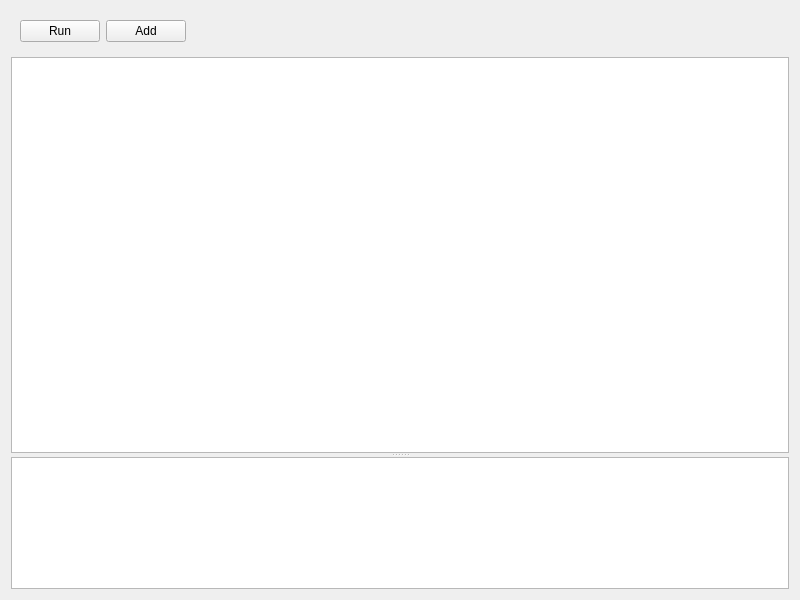
The window that uitester/ui/case_run/case_run.ui (IfengAutomation/uitester) describes before a commit, drawn with Qt 5.
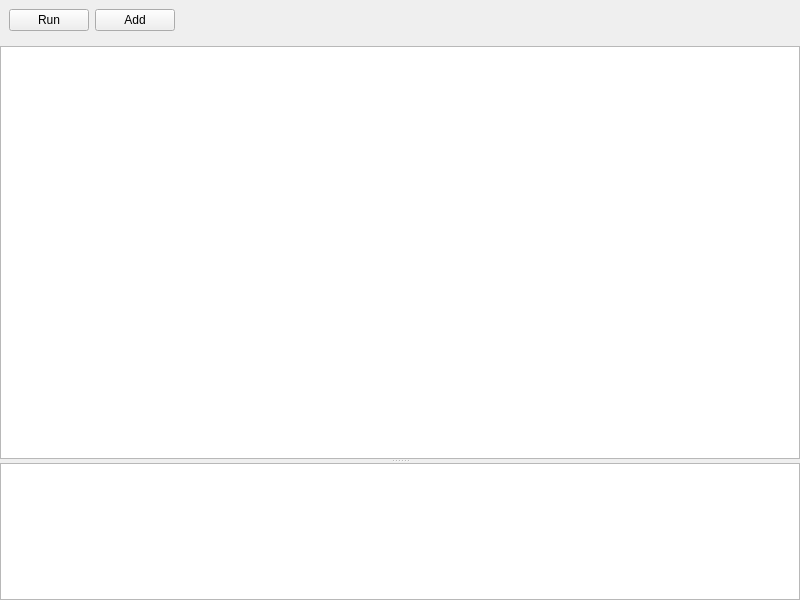
The same window after the commit. Icons and pictures are not drawn.

Commit message: add save and stop icon、case editor

The edit to the form file:
```diff
--- a/uitester/ui/case_run/case_run.ui
+++ b/uitester/ui/case_run/case_run.ui
@@ -20,6 +20,18 @@
    <string>Form</string>
   </property>
   <layout class="QVBoxLayout" name="verticalLayout">
+   <property name="leftMargin">
+    <number>0</number>
+   </property>
+   <property name="topMargin">
+    <number>0</number>
+   </property>
+   <property name="rightMargin">
+    <number>0</number>
+   </property>
+   <property name="bottomMargin">
+    <number>0</number>
+   </property>
    <item>
     <widget class="QWidget" name="widget" native="true">
      <layout class="QHBoxLayout" name="horizontalLayout_2">
@@ -90,8 +102,8 @@
       </property>
       <property name="font">
        <font>
-        <family>Courier</family>
-        <pointsize>12</pointsize>
+        <family>Agency FB</family>
+        <pointsize>9</pointsize>
        </font>
       </property>
      </widget>
```
Left out of the diff: 2 changed lines with no effect on the pictures. The commit also changes 13 other files.
